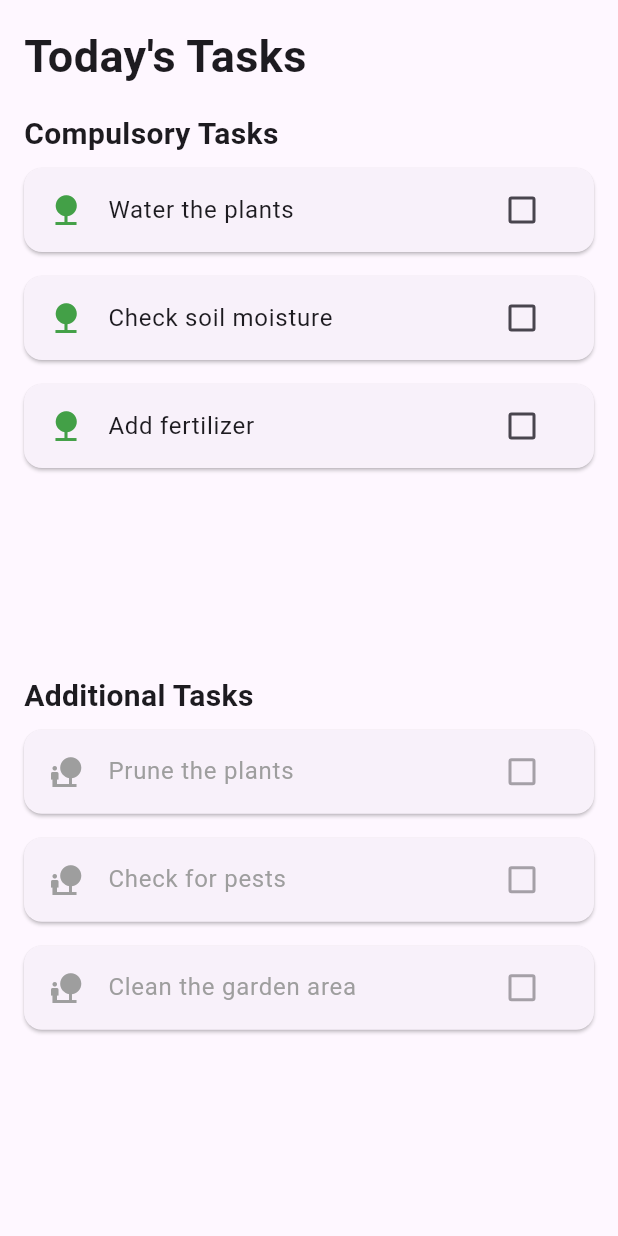
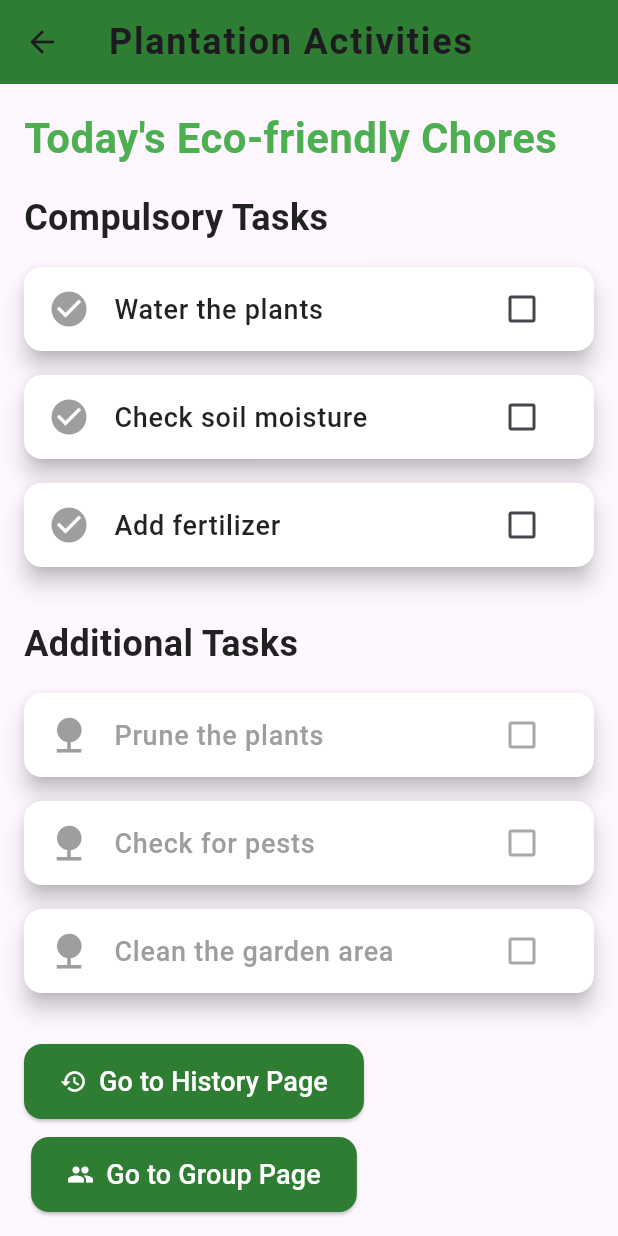
Before and after one commit to limyaoqi/hackathon_2024, a Flutter app: the HomePage screen opened directly, on a phone screen of 412 x 824 dp. Run offline on Flutter 3.47's test engine with Material 3 defaults, Android fonts, the phone set to English and light mode, and no system bars; our stand-ins replace font_awesome_flutter, go_router.

Commit message:
history and group page

```diff
--- a/mobile/lib/main.dart
+++ b/mobile/lib/main.dart
@@ -1,5 +1,9 @@
 import 'package:flutter/material.dart';
-import 'package:mobile/screen/home_screen.dart';
+import 'package:go_router/go_router.dart';
+import 'package:mobile/root.dart';
+import 'package:mobile/screens/group.dart';
+import 'package:mobile/screens/history.dart';
+import 'package:mobile/screens/home.dart';
 
 void main() {
   runApp(const MyApp());
@@ -8,73 +12,55 @@ void main() {
 class MyApp extends StatelessWidget {
   const MyApp({super.key});
 
+
+  static final _routes = [
+    GoRoute(path: "/", builder: (context, state) => const HomePage()),
+    GoRoute(path: "/root", builder: (context, state) => const RootPage(),),
+    GoRoute(path: "/history", builder: (context, state) => const HistoryPage(),),
+    GoRoute(path: "/group", builder: (context, state) => const GroupPage(),)
+
+  ];
+
   // This widget is the root of your application.
   @override
   Widget build(BuildContext context) {
-    return MaterialApp(
-        title: 'Flutter Demo',
-        theme: ThemeData(
-          colorScheme: ColorScheme.fromSeed(seedColor: Colors.deepPurple),
-          useMaterial3: true,
-        ),
-        home: const HomeScreen());
-=======
-      title: 'Flutter Demo',
-      theme: ThemeData(
-        // This is the theme of your application.
-        //
-        // TRY THIS: Try running your application with "flutter run". You'll see
-        // the application has a purple toolbar. Then, without quitting the app,
-        // try changing the seedColor in the colorScheme below to Colors.green
-        // and then invoke "hot reload" (save your changes or press the "hot
-        // reload" button in a Flutter-supported IDE, or press "r" if you used
-        // the command line to start the app).
-        //
-        // Notice that the counter didn't reset back to zero; the application
-        // state is not lost during the reload. To reset the state, use hot
-        // restart instead.
-        //
-        // This works for code too, not just values: Most code changes can be
-        // tested with just a hot reload.
-        colorScheme: ColorScheme.fromSeed(seedColor: Colors.deepPurple),
-        useMaterial3: true,
-      ),
-      home: const Main(title: 'Flutter Demo Home Page'),
+    return MaterialApp.router(
+      routerConfig: GoRouter(initialLocation: "/", routes: _routes),
+      // routerConfig: GoRouter(initialLocation: "/pizzaScreen", routes: _routes),
     );
   }
 }
 
-class Main extends StatefulWidget {
-  const Main({super.key, required this.title});
+// class Main extends StatefulWidget {
+//   const Main({super.key, required this.title});
 
-  // This widget is the home page of your application. It is stateful, meaning
-  // that it has a State object (defined below) that contains fields that affect
-  // how it looks.
+//   // This widget is the home page of your application. It is stateful, meaning
+//   // that it has a State object (defined below) that contains fields that affect
+//   // how it looks.
 
-  // This class is the configuration for the state. It holds the values (in this
-  // case the title) provided by the parent (in this case the App widget) and
-  // used by the build method of the State. Fields in a Widget subclass are
-  // always marked "final".
+//   // This class is the configuration for the state. It holds the values (in this
+//   // case the title) provided by the parent (in this case the App widget) and
+//   // used by the build method of the State. Fields in a Widget subclass are
+//   // always marked "final".
 
-  final String title;
+//   final String title;
 
-  @override
-  State<Main> createState() => _MainState();
-}
+//   @override
+//   State<Main> createState() => _MainState();
+// }
 
-class _MainState extends State<Main> {
-  @override
-  Widget build(BuildContext context) {
-    return MaterialApp(
-      title: 'PlantTrack',
-      debugShowCheckedModeBanner: false,
-      theme: ThemeData(
-        colorSchemeSeed: Colors.deepPurple,
-        useMaterial3: true,
-      ),
-      // home: const VerificationPage(verificationId: "dsd"),
-      home: RootPage(),
-    );
->>>>>>> 0c53bd1bc98887ac4dcb9de16ddb68951074ef89
-  }
-}
+// class _MainState extends State<Main> {
+//   @override
+//   Widget build(BuildContext context) {
+//     return MaterialApp(
+//       title: 'PlantTrack',
+//       debugShowCheckedModeBanner: false,
+//       theme: ThemeData(
+//         colorSchemeSeed: Colors.deepPurple,
+//         useMaterial3: true,
+//       ),
+//       // home: const VerificationPage(verificationId: "dsd"),
+//       home: RootPage(),
+//     );
+//   }
+// }
--- a/mobile/lib/screens/home.dart
+++ b/mobile/lib/screens/home.dart
@@ -1,4 +1,7 @@
 import 'package:flutter/material.dart';
+import 'package:mobile/screens/group.dart';
+import 'package:mobile/screens/history.dart';
+
 
 class HomePage extends StatefulWidget {
   const HomePage({super.key});
@@ -14,63 +17,95 @@ class _HomePageState extends State<HomePage> {
     {"task": "Add fertilizer", "isCompleted": false},
   ];
 
-  // Additional plantation tasks with completion status
   final List<Map<String, dynamic>> additionalTasks = [
     {"task": "Prune the plants", "isCompleted": false},
     {"task": "Check for pests", "isCompleted": false},
     {"task": "Clean the garden area", "isCompleted": false},
   ];
 
-  // Method to toggle task completion
   void _toggleTaskCompletion(List<Map<String, dynamic>> tasks, int index) {
     setState(() {
       tasks[index]['isCompleted'] = !tasks[index]['isCompleted'];
     });
   }
 
-  // Check if all compulsory tasks are completed
   bool _areAllCompulsoryTasksCompleted() {
     return compulsoryTasks.every((task) => task['isCompleted']);
   }
 
+
   @override
 Widget build(BuildContext context) {
-    // Check if all compulsory tasks are completed
   bool allCompulsoryTasksCompleted = _areAllCompulsoryTasksCompleted();
 
   return Scaffold(
-      // appBar: AppBar(
-      //   title: const Text("Plantation Activities"),
-      //   backgroundColor: Colors.green[700],
-      // ),
+    appBar: AppBar(
+      title: const Text(
+        "Plantation Activities",
+        style: TextStyle(
+          fontSize: 24, // Increased font size for the app bar title
+          fontWeight: FontWeight.w600,
+          letterSpacing: 1.2, // Adding slight spacing for elegance
+        ),
+      ),
+      backgroundColor: Colors.green[800],
+    ),
     body: Padding(
       padding: const EdgeInsets.all(16.0),
       child: Column(
         crossAxisAlignment: CrossAxisAlignment.start,
         children: [
           const Text(
-              "Today's Tasks",
-              style: TextStyle(fontSize: 30, fontWeight: FontWeight.bold),
+            "Today's Eco-friendly Chores",
+            style: TextStyle(
+              fontSize: 28, // Larger title for emphasis
+              fontWeight: FontWeight.bold, // Bold for title
+              color: Colors.green, // Color to match the eco theme
+            ),
           ),
           const SizedBox(height: 16),
 
           // Compulsory Tasks Section
           const Text(
             "Compulsory Tasks",
-              style: TextStyle(fontSize: 20, fontWeight: FontWeight.bold),
+            style: TextStyle(
+              fontSize: 24, // Slightly smaller than main title
+              fontWeight: FontWeight.w600, // Medium weight for section headers
+              color: Colors.black87,
             ),
+          ),
+          const SizedBox(height: 8),
           Expanded(
             child: ListView.builder(
               itemCount: compulsoryTasks.length,
               itemBuilder: (context, index) {
                 return Card(
                   margin: const EdgeInsets.symmetric(vertical: 8.0),
+                  shape: RoundedRectangleBorder(
+                    borderRadius: BorderRadius.circular(12.0),
+                  ),
+                  elevation: 6,
+                  color: compulsoryTasks[index]['isCompleted']
+                      ? Colors.green[50]
+                      : Colors.white,
                   child: ListTile(
                     leading: Icon(
-                        Icons.nature,
-                        color: Colors.green[600],
+                      Icons.check_circle,
+                      color: compulsoryTasks[index]['isCompleted']
+                          ? Colors.green
+                          : Colors.grey,
+                      size: 28,
                     ),
-                      title: Text(compulsoryTasks[index]['task']),
+                    title: Text(
+                      compulsoryTasks[index]['task'],
+                      style: TextStyle(
+                        fontSize: 18, // Task titles should be clear but not too large
+                        fontWeight: FontWeight.w500, // Medium weight for readability
+                        color: compulsoryTasks[index]['isCompleted']
+                            ? Colors.green[700]
+                            : Colors.black87,
+                      ),
+                    ),
                     trailing: Checkbox(
                       value: compulsoryTasks[index]['isCompleted'],
                       onChanged: (bool? value) {
@@ -88,28 +123,42 @@ class _HomePageState extends State<HomePage> {
           // Additional Tasks Section
           const Text(
             "Additional Tasks",
-              style: TextStyle(fontSize: 20, fontWeight: FontWeight.bold),
+            style: TextStyle(
+              fontSize: 24, // Same size as Compulsory Tasks title
+              fontWeight: FontWeight.w600,
+              color: Colors.black87,
             ),
+          ),
+          const SizedBox(height: 8),
           Expanded(
             child: ListView.builder(
               itemCount: additionalTasks.length,
               itemBuilder: (context, index) {
                 return Card(
                   margin: const EdgeInsets.symmetric(vertical: 8.0),
+                  shape: RoundedRectangleBorder(
+                    borderRadius: BorderRadius.circular(12.0),
+                  ),
+                  elevation: 6,
+                  color: allCompulsoryTasksCompleted
+                      ? Colors.green[50]
+                      : Colors.white,
                   child: ListTile(
                     leading: Icon(
-                        Icons.nature_people,
+                      Icons.nature,
                       color: allCompulsoryTasksCompleted
                           ? Colors.green[600]
-                            : Colors
-                                .grey, // Disable look if compulsory not completed
+                          : Colors.grey,
+                      size: 28,
                     ),
                     title: Text(
                       additionalTasks[index]['task'],
                       style: TextStyle(
+                        fontSize: 18, // Same font size as compulsory tasks
+                        fontWeight: FontWeight.w500, // Medium weight
                         color: allCompulsoryTasksCompleted
-                              ? Colors.black
-                              : Colors.grey, // Text is greyed out if disabled
+                            ? Colors.black87
+                            : Colors.grey,
                       ),
                     ),
                     trailing: Checkbox(
@@ -118,16 +167,78 @@ class _HomePageState extends State<HomePage> {
                           ? (bool? value) {
                               _toggleTaskCompletion(additionalTasks, index);
                             }
-                            : null, // Disable checkbox if compulsory not completed
+                          : null,
                     ),
                   ),
                 );
               },
             ),
           ),
+
+          const SizedBox(height: 16),
+
+          // Buttons Section
+          Column(
+            children: [
+              ElevatedButton.icon(
+                onPressed: () {
+                  Navigator.push(
+                    context,
+                    MaterialPageRoute(
+                        builder: (context) => const HistoryPage()),
+                  );
+                },
+                style: ElevatedButton.styleFrom(
+                  backgroundColor: Colors.green[800],
+                  padding: const EdgeInsets.symmetric(
+                      horizontal: 24, vertical: 12),
+                  shape: RoundedRectangleBorder(
+                    borderRadius: BorderRadius.circular(12),
+                  ),
+                ),
+                icon: const Icon(Icons.history, color: Colors.white),
+                label: const Text(
+                  "Go to History Page",
+                  style: TextStyle(
+                    fontSize: 18,
+                    fontWeight: FontWeight.w500,
+                    color: Colors.white,
+                  ),
+                ),
+              ),
+              const SizedBox(height: 12), // Space between buttons
+              ElevatedButton.icon(
+                onPressed: () {
+                  Navigator.push(
+                    context,
+                    MaterialPageRoute(
+                        builder: (context) => const GroupPage()),
+                  );
+                },
+                style: ElevatedButton.styleFrom(
+                  backgroundColor: Colors.green[800],
+                  padding: const EdgeInsets.symmetric(
+                      horizontal: 24, vertical: 12),
+                  shape: RoundedRectangleBorder(
+                    borderRadius: BorderRadius.circular(12),
+                  ),
+                ),
+                icon: const Icon(Icons.group, color: Colors.white),
+                label: const Text(
+                  "Go to Group Page",
+                  style: TextStyle(
+                    fontSize: 18,
+                    fontWeight: FontWeight.w500,
+                    color: Colors.white,
+                  ),
+                ),
+              ),
+            ],
+          ),
         ],
       ),
     ),
   );
 }
+
 }
```
Also changed, not shown: mobile/lib/screens/group.dart (added, +171 -0 lines), mobile/lib/screens/history.dart (added, +243 -0 lines), mobile/pubspec.yaml (+8 -68 lines), mobile/pubspec.lock. Lines whose indentation alone changed are shown as unchanged.
